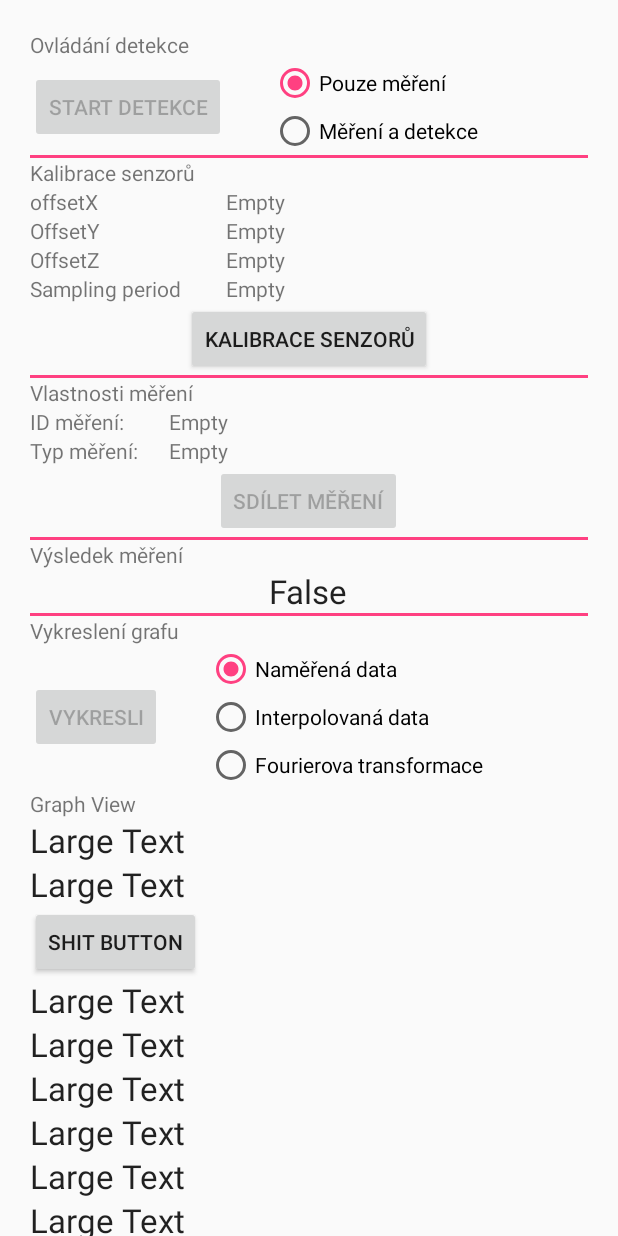
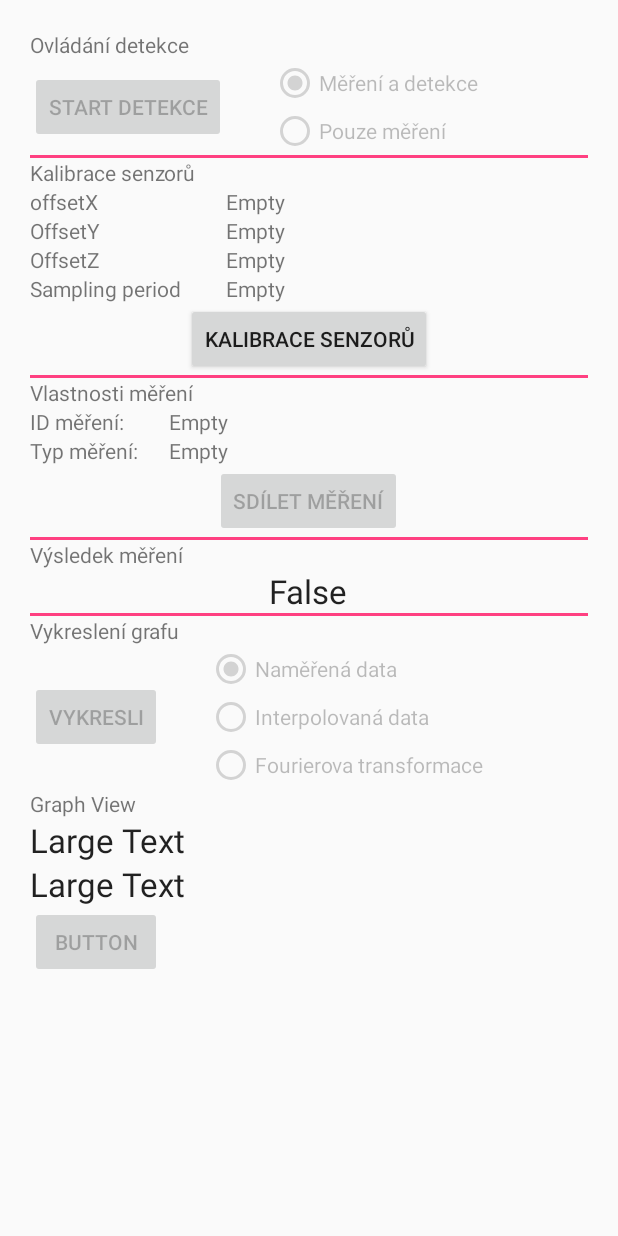
Before and after one commit to Kendysss6/ScrollingDetekceEpi, an Android app: the screen it shows after launch (MainActivity), on a phone screen of 412 x 824 dp. Run offline under Robolectric (Android 15) with nearby library versions, the phone set to English and light mode, and no system bars.

Commit message:
Spuštění Timeru, ktery určuje dobu kalibrace přesunut do onStartCommand(Intent,...), kde se nastavuje i Offset. Oprava, pokud je služba spuštěna zjistim to z isMyServiceRunning(Class).

```diff
--- a/app/src/main/java/com/example/havlicek/scrollingdetekceepi/uithread/MainActivity.java
+++ b/app/src/main/java/com/example/havlicek/scrollingdetekceepi/uithread/MainActivity.java
@@ -1,6 +1,7 @@
 package com.example.havlicek.scrollingdetekceepi.uithread;
 
 import android.app.Activity;
+import android.app.ActivityManager;
 import android.content.BroadcastReceiver;
 import android.content.Context;
 import android.content.Intent;
@@ -83,6 +84,15 @@ public class MainActivity extends Activity {
         Log.d("Path", getFilesDir().getAbsolutePath());
         LocalBroadcastManager.getInstance(this).registerReceiver(mMessageReceiver, new IntentFilter("DetekceZachvatu"));
         LocalBroadcastManager.getInstance(this).registerReceiver(mMessageReceiver, new IntentFilter("Destroying Service"));
+
+        Button b = (Button) findViewById(R.id.but_detekce);
+        if (isMyServiceRunning(ServiceDetekce.class)){
+            detectionOff = false;
+            b.setText(R.string.stop);
+        } else {
+            detectionOff = true;
+            b.setText(R.string.start);
+        }
     }
 
     @Override
@@ -93,8 +103,8 @@ public class MainActivity extends Activity {
 
     private void setGUIKalibrovano(boolean kalibrovano){
         findViewById(R.id.but_detekce).setEnabled(kalibrovano);
-        findViewById(R.id.sdilet_but).setEnabled(kalibrovano);
-        findViewById(R.id.vykresli_but).setEnabled(kalibrovano);
+        findViewById(R.id.sdilet_but).setEnabled(false);
+        findViewById(R.id.vykresli_but).setEnabled(false);
     }
 
     public void onButStartDetekce(View v){
@@ -127,6 +137,7 @@ public class MainActivity extends Activity {
      */
     public void kalibraceSenzotu(View v){
         Intent i = new Intent(this,KalibraceActivity.class);
+        i.putExtra("sourceDir", sourceDir);
         startActivity(i);
     }
 
@@ -161,10 +172,20 @@ public class MainActivity extends Activity {
         if (idMereni == null){
             return;
         }
-        File file = ZapisDoSouboru.getAlbumStorageDir(sourceDir, idMereni + "_" + Build.PRODUCT + "_" + "raw" + ".txt");
+        File file = ZapisDoSouboru.getAlbumStorageDir(sourceDir, "m" + idMereni + "_" + Build.PRODUCT + "_" + "raw" + ".txt");
         Intent intent = new Intent(Intent.ACTION_SEND);
         intent.setType("file/*");
         intent.putExtra(Intent.EXTRA_STREAM, Uri.parse(file.getPath()));
         startActivity(Intent.createChooser(intent, "title"));
     }
+
+    private boolean isMyServiceRunning(Class<?> serviceClass) {
+        ActivityManager manager = (ActivityManager) getSystemService(Context.ACTIVITY_SERVICE);
+        for (ActivityManager.RunningServiceInfo service : manager.getRunningServices(Integer.MAX_VALUE)) {
+            if (serviceClass.getName().equals(service.service.getClassName())) {
+                return true;
+            }
+        }
+        return false;
+    }
 }
--- a/app/src/main/res/layout/scroll_activity.xml
+++ b/app/src/main/res/layout/scroll_activity.xml
@@ -43,15 +43,17 @@
                     <RadioButton
                         android:layout_width="wrap_content"
                         android:layout_height="wrap_content"
-                        android:text="@string/mereni"
-                        android:id="@+id/mereni_radio"
-                        android:checked="true" />
+                        android:text="@string/mereni_detekce"
+                        android:id="@+id/mereniDetekce_radio"
+                        android:checked="true"
+                        android:enabled="false"/>
 
                     <RadioButton
                         android:layout_width="wrap_content"
                         android:layout_height="wrap_content"
-                        android:text="@string/mereni_detekce"
-                        android:id="@+id/mereniDetekce_radio" />
+                        android:text="@string/mereni"
+                        android:id="@+id/mereni_radio"
+                        android:enabled="false"/>
                 </RadioGroup>
 
             </LinearLayout>
@@ -224,9 +226,6 @@
 
 
 
-
-
-
         <View
             android:layout_width="match_parent"
             android:layout_height="@dimen/separator"
@@ -280,7 +279,7 @@
                     android:id="@+id/vykresli_but"
                     android:layout_marginRight="30dp"
                     android:layout_marginEnd="30dp"
-                    android:layout_gravity="center_vertical"/>
+                    android:layout_gravity="center_vertical" />
 
                 <RadioGroup
                     android:layout_width="match_parent"
@@ -291,19 +290,22 @@
                         android:layout_height="wrap_content"
                         android:text="@string/namerena_data"
                         android:id="@+id/namerenaDat_radio"
-                        android:checked="true" />
+                        android:checked="true"
+                        android:enabled="false" />
 
                     <RadioButton
                         android:layout_width="wrap_content"
                         android:layout_height="wrap_content"
                         android:text="@string/interpolovana_data"
-                        android:id="@+id/inter_radio" />
+                        android:id="@+id/inter_radio"
+                        android:enabled="false"/>
 
                     <RadioButton
                         android:layout_width="wrap_content"
                         android:layout_height="wrap_content"
                         android:text="@string/ft"
-                        android:id="@+id/fft_radio" />
+                        android:id="@+id/fft_radio"
+                        android:enabled="false"/>
                 </RadioGroup>
             </LinearLayout>
 
@@ -331,82 +333,9 @@
         <Button
             android:layout_width="wrap_content"
             android:layout_height="wrap_content"
-            android:text="Shit button"
+            android:text="Button"
             android:id="@+id/shitButton"
-            android:onClick="shit"/>
-
-        <TextView
-            android:layout_width="wrap_content"
-            android:layout_height="wrap_content"
-            android:textAppearance="?android:attr/textAppearanceLarge"
-            android:text="Large Text"/>
-
-        <TextView
-            android:layout_width="wrap_content"
-            android:layout_height="wrap_content"
-            android:textAppearance="?android:attr/textAppearanceLarge"
-            android:text="Large Text"/>
-
-        <TextView
-            android:layout_width="wrap_content"
-            android:layout_height="wrap_content"
-            android:textAppearance="?android:attr/textAppearanceLarge"
-            android:text="Large Text"/>
-
-        <TextView
-            android:layout_width="wrap_content"
-            android:layout_height="wrap_content"
-            android:textAppearance="?android:attr/textAppearanceLarge"
-            android:text="Large Text"/>
-
-        <TextView
-            android:layout_width="wrap_content"
-            android:layout_height="wrap_content"
-            android:textAppearance="?android:attr/textAppearanceLarge"
-            android:text="Large Text"/>
-
-        <TextView
-            android:layout_width="wrap_content"
-            android:layout_height="wrap_content"
-            android:textAppearance="?android:attr/textAppearanceLarge"
-            android:text="Large Text"/>
-
-        <TextView
-            android:layout_width="wrap_content"
-            android:layout_height="wrap_content"
-            android:textAppearance="?android:attr/textAppearanceLarge"
-            android:text="Large Text"/>
-
-        <TextView
-            android:layout_width="wrap_content"
-            android:layout_height="wrap_content"
-            android:textAppearance="?android:attr/textAppearanceLarge"
-            android:text="Large Text"/>
-
-        <TextView
-            android:layout_width="wrap_content"
-            android:layout_height="wrap_content"
-            android:textAppearance="?android:attr/textAppearanceLarge"
-            android:text="Large Text"/>
-
-        <TextView
-            android:layout_width="wrap_content"
-            android:layout_height="wrap_content"
-            android:textAppearance="?android:attr/textAppearanceLarge"
-            android:text="Large Text"/>
-
-        <TextView
-            android:layout_width="wrap_content"
-            android:layout_height="wrap_content"
-            android:textAppearance="?android:attr/textAppearanceLarge"
-            android:text="Large Text"/>
-
-        <TextView
-            android:layout_width="wrap_content"
-            android:layout_height="wrap_content"
-            android:textAppearance="?android:attr/textAppearanceLarge"
-            android:text="Large Text"/>
-
-
+            android:onClick="shit"
+            android:enabled="false"/>
     </LinearLayout>
 </ScrollView>
--- a/app/src/main/res/values/strings.xml
+++ b/app/src/main/res/values/strings.xml
@@ -1,5 +1,5 @@
 <resources>
-    <string name="app_name">ScrollingDetekceEpi</string>
+    <string name="app_name">Detektor</string>
     <string name="start">Start detekce</string>
     <string name="stop">Přerušit detekci</string>
     <string name="mereni">Pouze měření</string>
```
Also changed, not shown: app/src/main/java/com/example/havlicek/scrollingdetekceepi/asynchmereni/ThreadAsynchMereni.java (+20 -4 lines), app/src/main/java/com/example/havlicek/scrollingdetekceepi/asynchtasks/ZapisDoSouboru.java (+12 -2 lines), app/src/main/java/com/example/havlicek/scrollingdetekceepi/uithread/KalibraceActivity.java (+65 -16 lines), app/src/main/java/com/example/havlicek/scrollingdetekceepi/uithread/ServiceDetekce.java (+68 -26 lines), app/src/main/res/layout/kalibrace_layout.xml (+7 -0 lines).
